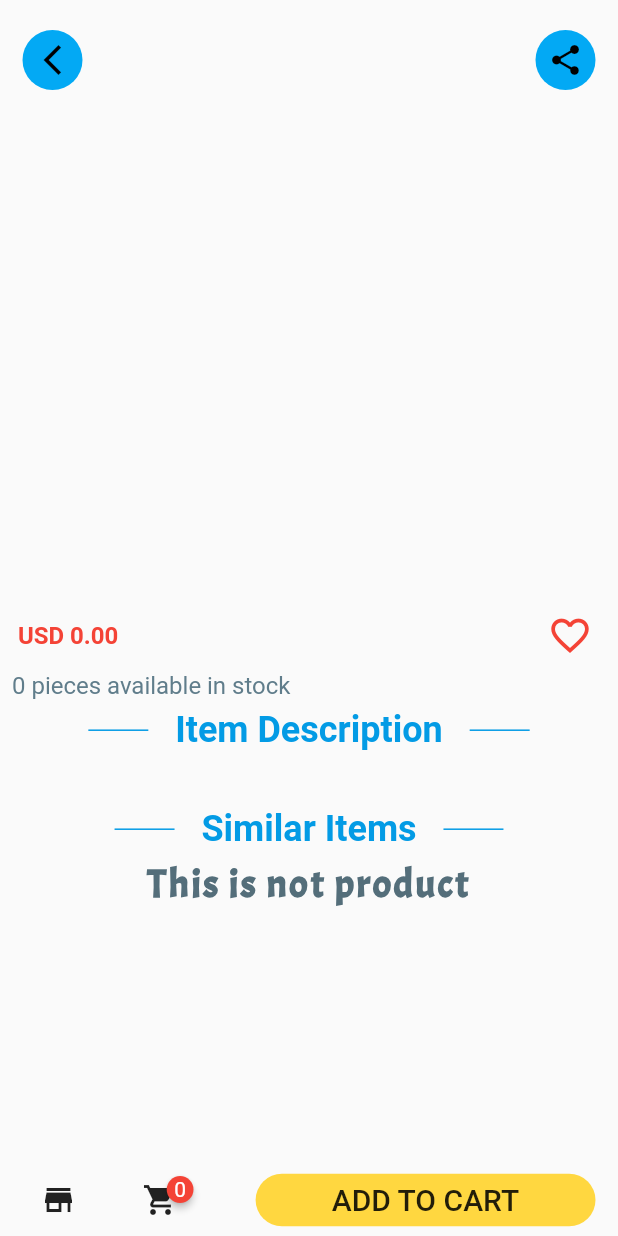
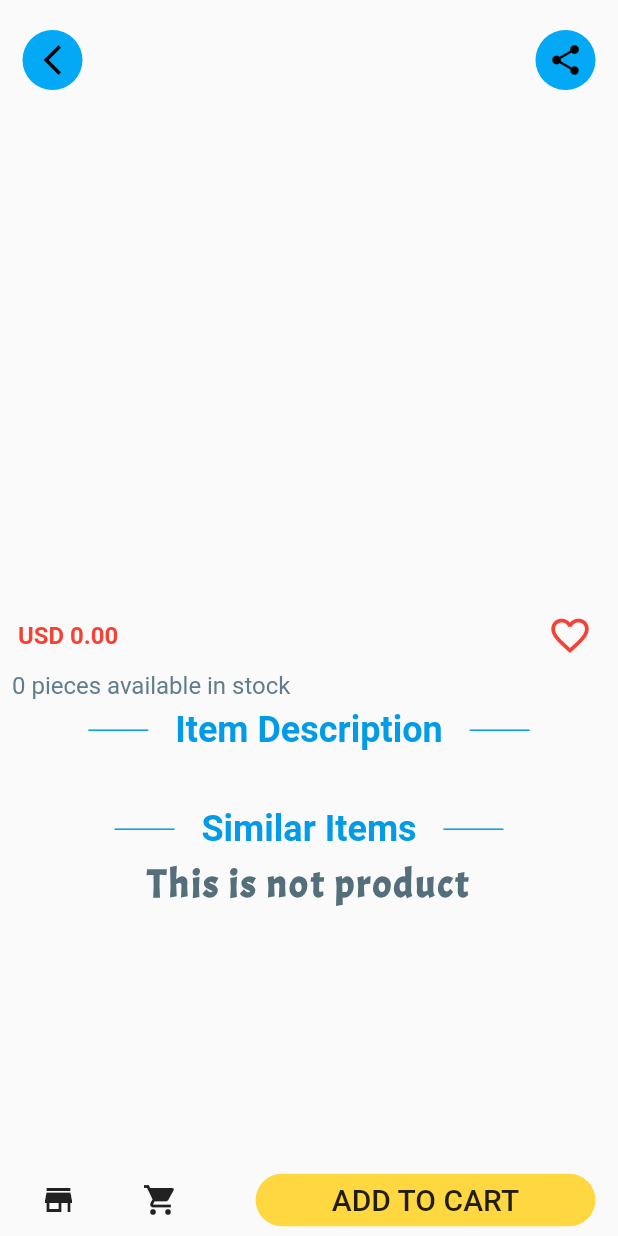
Before and after one commit to shinoasada1907/multi_store_app, a Flutter app: the ProductDetailScreen screen opened directly with empty values, after a tap on the "favorite outline" icon, on a phone screen of 412 x 824 dp. Run offline on Flutter 3.47's test engine with Material 2 defaults, Android fonts, the phone set to English and light mode, and no system bars; drawn by our look-alikes of badges; our stand-ins replace cloud_firestore, firebase_auth, firebase_core, firebase_storage, flutter_swiper_null_safety, font_awesome_flutter and 1 more; missing offline and left inert: staggered_grid_view_flutter; accounts and stored records are empty; network calls fail.

Commit message:
Update tháng 10

```diff
--- a/lib/screens/minor_screen/product_detail.dart
+++ b/lib/screens/minor_screen/product_detail.dart
@@ -49,11 +49,6 @@ class _ProductDetailScreenState extends State<ProductDetailScreen> {
   late List<dynamic> imagelists = widget.proList['proimages'];
   @override
   Widget build(BuildContext context) {
-    var existingItemWishlist = context
-        .read<Wish>()
-        .getWishItems
-        .firstWhereOrNull(
-            (product) => product.documentId == widget.proList['productid']);
     var existingItemCart = context.read<Cart>().getItems.firstWhereOrNull(
         (product) => product.documentId == widget.proList['productid']);
     return Material(
@@ -162,6 +157,12 @@ class _ProductDetailScreenState extends State<ProductDetailScreen> {
                             ),
                             IconButton(
                               onPressed: () {
+                                var existingItemWishlist = context
+                                    .read<Wish>()
+                                    .getWishItems
+                                    .firstWhereOrNull((product) =>
+                                        product.documentId ==
+                                        widget.proList['productid']);
                                 existingItemWishlist != null
                                     ? context.read<Wish>().removeThisItem(
                                         widget.proList['productid'])
@@ -309,16 +310,27 @@ class _ProductDetailScreenState extends State<ProductDetailScreen> {
                           );
                         },
                         icon: Badge(
+                            showBadge: context.read<Cart>().getItems.isEmpty
+                                ? false
+                                : true,
+                            padding: const EdgeInsets.all(4),
+                            badgeColor: Colors.lightBlue,
                             badgeContent: Text(
                               context.watch<Cart>().getItems.length.toString(),
-                              style: const TextStyle(color: Colors.white),
+                              style: const TextStyle(
+                                color: Colors.white,
+                                fontSize: 16,
+                                fontWeight: FontWeight.w600,
+                              ),
                             ),
                             child: const Icon(Icons.shopping_cart)),
                       ),
                     ],
                   ),
                   YellowButton(
-                    name: 'ADD TO CART',
+                    name: existingItemCart != null
+                        ? 'added to cart'
+                        : 'ADD TO CART',
                     width: 0.55,
                     onPressed: () {
                       existingItemCart != null
```
